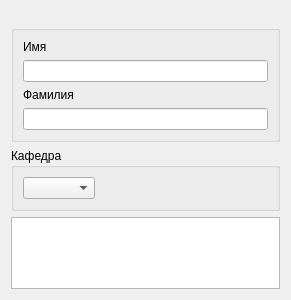
Qt form ui/searchstaffuniversity.ui (7enSmile/clientVKR) before a commit.
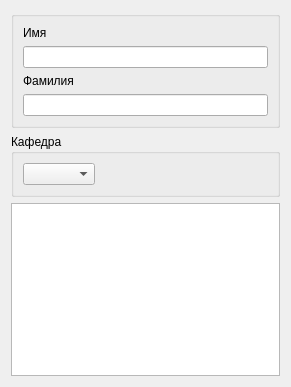
The same form after that commit.

What changed in the file:
```diff
--- a/ui/searchstaffuniversity.ui
+++ b/ui/searchstaffuniversity.ui
@@ -7,7 +7,7 @@
     <x>0</x>
     <y>0</y>
     <width>291</width>
-    <height>300</height>
+    <height>387</height>
    </rect>
   </property>
   <property name="windowTitle">
@@ -17,7 +17,7 @@
    <item>
     <widget class="QGroupBox" name="groupBox">
      <property name="title">
-      <string> </string>
+      <string/>
      </property>
      <layout class="QVBoxLayout" name="verticalLayout_6">
       <item>
```
Left out of the diff: 3 changed lines with no effect on the pictures.
